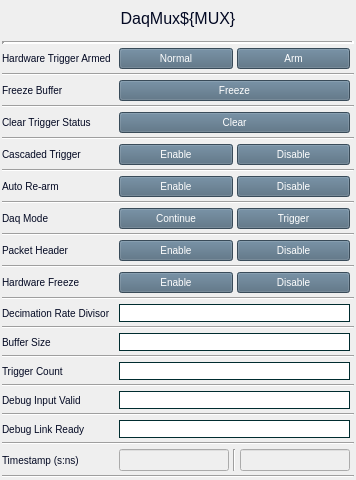
Old version of the form daqMuxV2.ui in the repository cristinasewell/ATCA_PyDM_Screens.
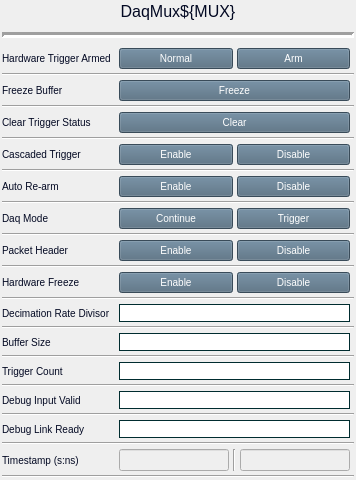
New version of the form. Custom widgets are drawn as their Qt base class.

Commit message: ENH - added widgets to the scope file

```diff
--- a/daqMuxV2.ui
+++ b/daqMuxV2.ui
@@ -902,6 +902,12 @@
      </item>
      <item row="1" column="0" colspan="4">
       <widget class="Line" name="line">
+       <property name="sizePolicy">
+        <sizepolicy hsizetype="Minimum" vsizetype="Preferred">
+         <horstretch>0</horstretch>
+         <verstretch>0</verstretch>
+        </sizepolicy>
+       </property>
        <property name="lineWidth">
         <number>3</number>
        </property>
```
Left out of the diff: 6 changed lines with no effect on the pictures. The commit also changes 7 other files.
